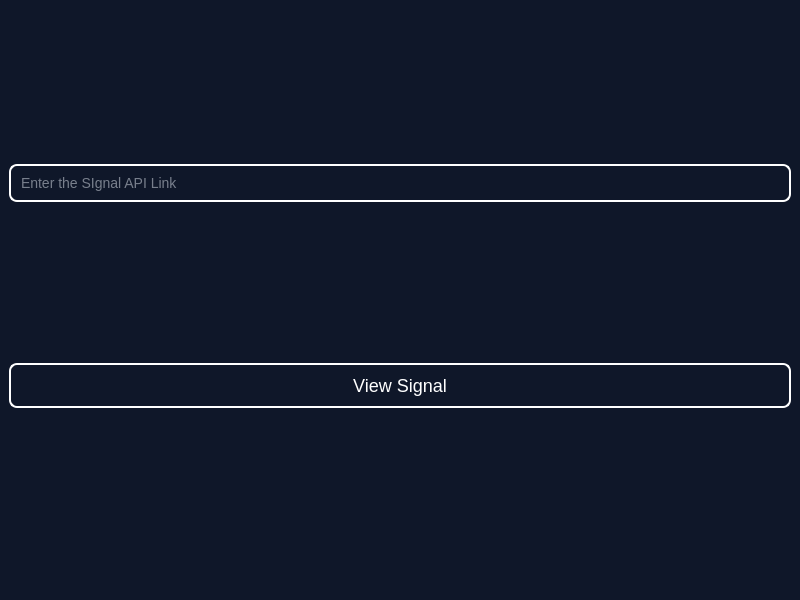
Before: the Qt Designer form realTimeWindow.ui in karreemm/BioSignalScope-Real-time-Biological-Signals-Viewer, drawn with Qt 5.
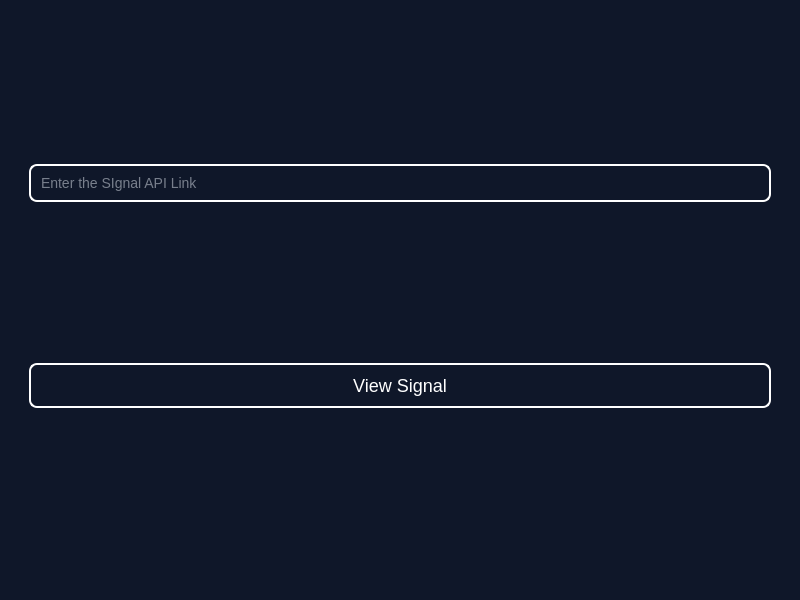
After: the same form once the commit is applied.

Commit message: link the API window with real time buttons on the main

Diff of the .ui file:
```diff
--- a/realTimeWindow.ui
+++ b/realTimeWindow.ui
@@ -32,6 +32,9 @@
 }</string>
   </property>
   <widget class="QWidget" name="centralwidget">
+   <property name="styleSheet">
+    <string notr="true">margin: 0px 20px;</string>
+   </property>
    <layout class="QGridLayout" name="gridLayout">
     <item row="0" column="0">
      <widget class="QLineEdit" name="lineEdit">
```
The commit also changes 5 other files.
